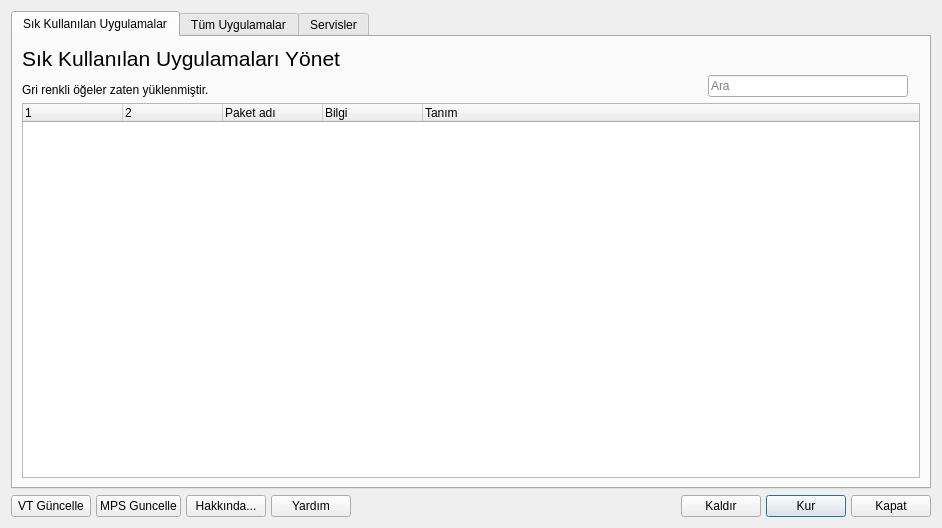
First picture: the form in mainwindow.ui, repository milislinux-topluluk/Milis-Paket-Yoneticisi, before the edit.
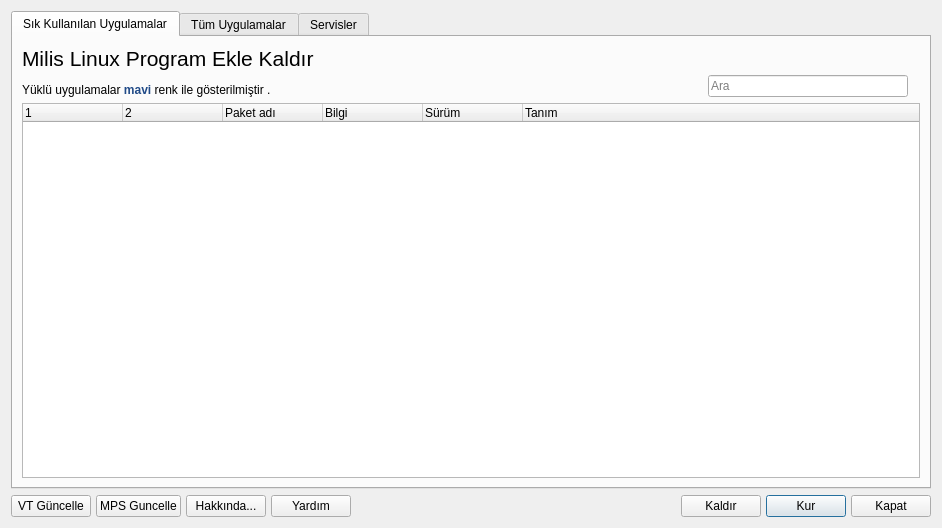
Second picture: the form after the edit. The open tabs and pages were chosen to show the change. Icons and pictures are not drawn.

```diff
--- a/mainwindow.ui
+++ b/mainwindow.ui
@@ -77,6 +77,11 @@
            <string>Bilgi</string>
           </property>
          </column>
+         <column>
+          <property name="text">
+           <string>Sürüm</string>
+          </property>
+         </column>
          <column>
           <property name="text">
            <string>Tanım</string>
@@ -109,7 +114,7 @@
        <item row="1" column="0" rowspan="2">
         <widget class="QLabel" name="label">
          <property name="text">
-          <string>&lt;html&gt;&lt;head/&gt;&lt;body&gt;&lt;p&gt;&lt;span style=&quot; font-size:16pt;&quot;&gt;Sık Kullanılan Uygulamaları Yönet&lt;/span&gt;&lt;/p&gt;&lt;p&gt;&lt;a name=&quot;tw-target-text&quot;/&gt;&lt;span style=&quot; font-family:'monospace';&quot;&gt;G&lt;/span&gt;&lt;span style=&quot; font-family:'monospace';&quot;&gt;ri renkli öğeler zaten yüklenmiştir.&lt;/span&gt;&lt;/p&gt;&lt;/body&gt;&lt;/html&gt;</string>
+          <string>&lt;html&gt;&lt;head/&gt;&lt;body&gt;&lt;p&gt;&lt;span style=&quot; font-size:16pt;&quot;&gt;Milis Linux Program Ekle Kaldır&lt;/span&gt;&lt;/p&gt;&lt;p&gt;&lt;a name=&quot;tw-target-text&quot;/&gt;&lt;span style=&quot; font-family:'monospace';&quot;&gt;Y&lt;/span&gt;&lt;span style=&quot; font-family:'monospace';&quot;&gt;üklü uygulamalar &lt;/span&gt;&lt;span style=&quot; font-family:'monospace'; font-weight:600; color:#204a87;&quot;&gt;mavi &lt;/span&gt;&lt;a name=&quot;tw-target-text&quot;/&gt;&lt;span style=&quot; font-family:'monospace';&quot;&gt;r&lt;/span&gt;&lt;span style=&quot; font-family:'monospace';&quot;&gt;enk ile gösterilmiştir .&lt;/span&gt;&lt;/p&gt;&lt;/body&gt;&lt;/html&gt;</string>
          </property>
         </widget>
        </item>
```
Left out of the diff: 4 changed lines with no effect on the pictures.
